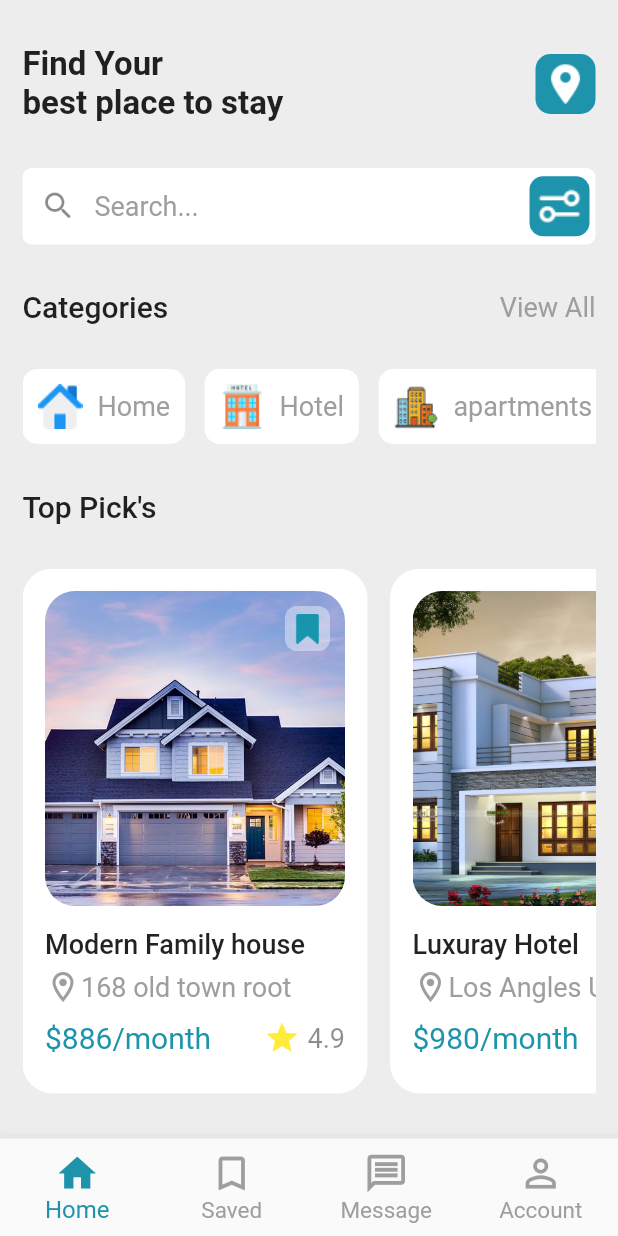
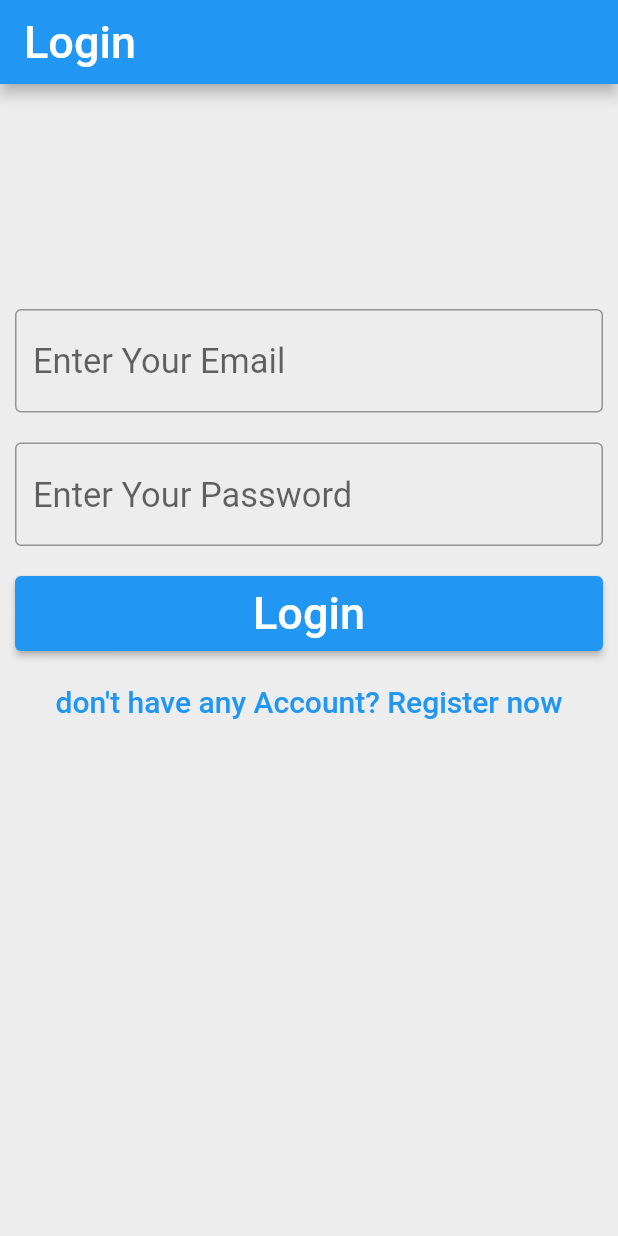
Before and after one commit to Abdirsak/Flutter-Hotel_app, a Flutter app: the screen it shows after launch, on a phone screen of 412 x 824 dp. Run offline on Flutter 3.47's test engine with Material 2 defaults, Android fonts, the phone set to English and light mode, and no system bars; our stand-ins replace expandable_text, firebase_auth, firebase_core, font_awesome_flutter; accounts and stored records are empty.

Commit message:
Flutter Hotel App

```diff
--- a/lib/main.dart
+++ b/lib/main.dart
@@ -1,10 +1,13 @@
+import 'package:firebase_core/firebase_core.dart';
 import 'package:flutter/material.dart';
-
+import 'package:hotel_app/firebase_options.dart';
+import 'package:hotel_app/screens/Login.dart';
 import 'package:hotel_app/screens/screens.dart';
-
 import 'constants/constis.dart';
 
-void main() {
+void main() async {
+  WidgetsFlutterBinding.ensureInitialized();
+  await Firebase.initializeApp(options: DefaultFirebaseOptions.currentPlatform);
   runApp(const HotelApp());
 }
 
@@ -22,7 +25,7 @@ class HotelApp extends StatelessWidget {
         ),
         scaffoldBackgroundColor: AppColors.kScaffoldBackground,
       ),
-      home: const RouteNavigation(),
+      home: const LoginPage(),
     );
   }
 }
--- /dev/null
+++ b/lib/screens/Login.dart
@@ -0,0 +1,102 @@
+import 'dart:developer';
+
+import 'package:firebase_auth/firebase_auth.dart';
+import 'package:flutter/material.dart';
+import 'package:hotel_app/main.dart';
+import 'package:hotel_app/screens/Registration.dart';
+import 'package:hotel_app/screens/navigations.dart';
+
+class LoginPage extends StatefulWidget {
+  const LoginPage({super.key});
+
+  @override
+  State<LoginPage> createState() => _LoginPageState();
+}
+
+class _LoginPageState extends State<LoginPage> {
+  TextEditingController email = TextEditingController();
+  TextEditingController password = TextEditingController();
+  bool isloading = false;
+  login() async {
+    isloading = true;
+    setState(() {});
+    try {
+      var response = await FirebaseAuth.instance.signInWithEmailAndPassword(
+          email: email.text, password: password.text);
+      Navigator.push(
+          context, MaterialPageRoute(builder: (context) => RouteNavigation()));
+    } catch (e) {
+      log(e.toString());
+    }
+    isloading = false;
+    setState(() {});
+  }
+
+  @override
+  Widget build(BuildContext context) {
+    return Scaffold(
+      appBar: AppBar(
+        title: Text(
+          "Login",
+          style: TextStyle(fontSize: 30),
+        ),
+        backgroundColor: Colors.blue,
+      ),
+      body: Container(
+        margin: EdgeInsets.only(top: 150, right: 10, left: 10),
+        child: Column(children: [
+          Container(
+            margin: EdgeInsets.only(bottom: 20),
+            child: TextField(
+              controller: email,
+              decoration: InputDecoration(
+                border: OutlineInputBorder(),
+                hintText: "Enter Your Email",
+                hintStyle: TextStyle(fontSize: 23),
+              ),
+              style: TextStyle(fontSize: 25),
+            ),
+          ),
+          Container(
+            margin: EdgeInsets.only(bottom: 20),
+            child: TextField(
+              controller: password,
+              decoration: InputDecoration(
+                  border: OutlineInputBorder(),
+                  hintText: "Enter Your Password",
+                  hintStyle: TextStyle(fontSize: 23)),
+              obscureText: true,
+              style: TextStyle(fontSize: 25),
+            ),
+          ),
+          Container(
+              margin: EdgeInsets.only(bottom: 10),
+              child: ElevatedButton(
+                child: isloading
+                    ? CircularProgressIndicator(
+                        backgroundColor: Colors.white,
+                      )
+                    : Text(
+                        "Login",
+                        style: TextStyle(fontSize: 30),
+                      ),
+                style: ElevatedButton.styleFrom(
+                  minimumSize: const Size.fromHeight(50), // NEW
+                ),
+                onPressed: () => login(),
+              )),
+          Container(
+              child: TextButton(
+                  child: Text(
+                    "don't have any Account? Register now",
+                    style: TextStyle(fontSize: 20),
+                  ),
+                  onPressed: () => {
+                        Navigator.push(context,
+                            MaterialPageRoute(builder: (context) => Register()))
+                      })),
+        ]),
+      ),
+    );
+  }
+}
--- a/lib/screens/profile.dart
+++ b/lib/screens/profile.dart
@@ -39,9 +39,9 @@ class Profile extends StatelessWidget {
           children: [
             CircleAvatar(
               radius: 50,
-              backgroundImage: AssetImage('images/angela.png'),
+              backgroundImage: AssetImage('images/User Image.jpg'),
             ),
-            Text("Angela Yu", style: KAngela),
+            Text("Abdirizak", style: KAngela),
             SizedBoxes(h: 5),
             Text(" Chania, Platanias", style: KAngelaCh),
             SizedBoxes(h: 25),
--- a/lib/screens/rooms.dart
+++ b/lib/screens/rooms.dart
@@ -24,7 +24,7 @@ class _RoomsState extends State<Rooms> {
     return Scaffold(
       body: SafeArea(
         child: Padding(
-          padding: const EdgeInsets.symmetric(horizontal: 15, vertical: 15),
+          padding: const EdgeInsets.symmetric(horizontal: 10, vertical: 10),
           child: Column(
             mainAxisAlignment: MainAxisAlignment.spaceEvenly,
             crossAxisAlignment: CrossAxisAlignment.start,
@@ -83,7 +83,7 @@ class _RoomsState extends State<Rooms> {
               // SizedBoxes(h: 20),
               // Price Container
               Container(
-                height: 160,
+                height: 130,
                 width: MediaQuery.of(context).size.width,
                 decoration: BoxDecoration(
                   color: AppColors.kContainerBackground,
@@ -91,7 +91,7 @@ class _RoomsState extends State<Rooms> {
                 ),
                 child: Padding(
                   padding:
-                      const EdgeInsets.symmetric(horizontal: 25, vertical: 15),
+                      const EdgeInsets.symmetric(horizontal: 25, vertical: 10),
                   child: Column(
                     crossAxisAlignment: CrossAxisAlignment.start,
                     mainAxisAlignment: MainAxisAlignment.spaceAround,
--- a/pubspec.yaml
+++ b/pubspec.yaml
@@ -20,7 +20,7 @@ publish_to: 'none' # Remove this line if you wish to publish to pub.dev
 version: 1.0.0+1
 
 environment:
-  sdk: '>=2.18.2 <3.0.0'
+  sdk: '>=2.18.1 <3.0.0'
 
 # Dependencies specify other packages that your package needs in order to work.
 # To automatically upgrade your package dependencies to the latest versions
@@ -38,6 +38,9 @@ dependencies:
   cupertino_icons: ^1.0.2
   font_awesome_flutter: ^10.2.1
   expandable_text: ^2.3.0
+  firebase_core: ^2.4.1
+  firebase_auth: ^4.2.5
+  cloud_firestore: ^4.3.1
 
 dev_dependencies:
   flutter_test:
```
Also changed, not shown: lib/screens/Registration.dart (added, +91 -0 lines), images/User Image.jpg (added), lib/firebase_options.dart (added), pubspec.lock, 8 other files.
